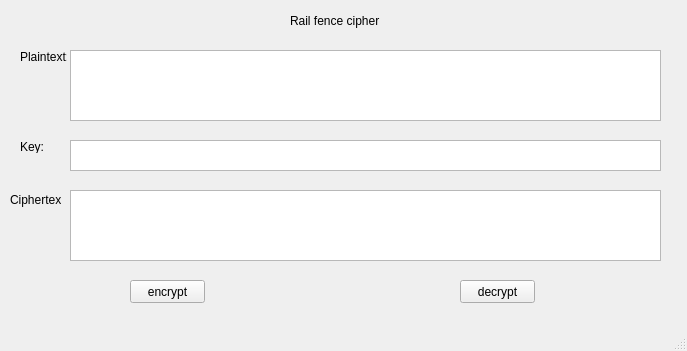
The window that LAB_03/ui/railfence.ui (Katsuo-noob/bmttnc-hutech-2380605509) describes before a commit, drawn with Qt 5.
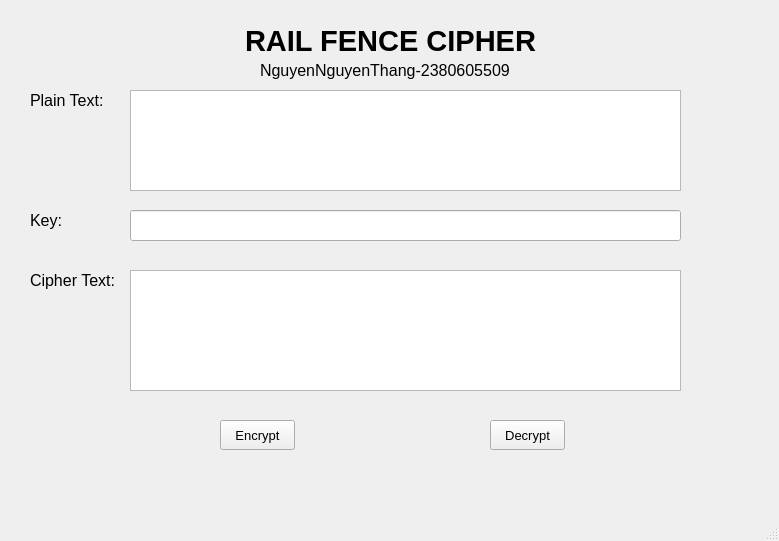
The same window after the commit.

Patch:
```diff
--- a/LAB_03/ui/railfence.ui
+++ b/LAB_03/ui/railfence.ui
@@ -6,23 +6,74 @@
    <rect>
     <x>0</x>
     <y>0</y>
-    <width>687</width>
-    <height>351</height>
+    <width>779</width>
+    <height>541</height>
    </rect>
   </property>
+  <property name="font">
+   <font>
+    <pointsize>10</pointsize>
+   </font>
+  </property>
   <property name="windowTitle">
    <string>MainWindow</string>
   </property>
   <widget class="QWidget" name="centralwidget">
+   <widget class="QLabel" name="label">
+    <property name="geometry">
+     <rect>
+      <x>230</x>
+      <y>20</y>
+      <width>321</width>
+      <height>41</height>
+     </rect>
+    </property>
+    <property name="font">
+     <font>
+      <pointsize>22</pointsize>
+      <weight>75</weight>
+      <bold>true</bold>
+     </font>
+    </property>
+    <property name="text">
+     <string>RAIL FENCE CIPHER</string>
+    </property>
+    <property name="alignment">
+     <set>Qt::AlignCenter</set>
+    </property>
+   </widget>
+   <widget class="QLabel" name="label_2">
+    <property name="geometry">
+     <rect>
+      <x>30</x>
+      <y>90</y>
+      <width>81</width>
+      <height>21</height>
+     </rect>
+    </property>
+    <property name="font">
+     <font>
+      <pointsize>12</pointsize>
+     </font>
+    </property>
+    <property name="text">
+     <string>Plain Text:</string>
+    </property>
+   </widget>
    <widget class="QLabel" name="label_3">
     <property name="geometry">
      <rect>
-      <x>20</x>
-      <y>140</y>
-      <width>47</width>
-      <height>13</height>
+      <x>30</x>
+      <y>210</y>
+      <width>41</width>
+      <height>21</height>
      </rect>
     </property>
+    <property name="font">
+     <font>
+      <pointsize>12</pointsize>
+     </font>
+    </property>
     <property name="text">
      <string>Key:</string>
     </property>
@@ -30,96 +81,93 @@
    <widget class="QLabel" name="label_2">
     <property name="geometry">
      <rect>
-      <x>20</x>
-      <y>50</y>
-      <width>47</width>
-      <height>13</height>
+      <x>30</x>
+      <y>270</y>
+      <width>91</width>
+      <height>21</height>
      </rect>
     </property>
+    <property name="font">
+     <font>
+      <pointsize>12</pointsize>
+     </font>
+    </property>
     <property name="text">
-     <string>Plaintext:</string>
+     <string>Cipher Text:</string>
     </property>
    </widget>
-   <widget class="QPlainTextEdit" name="key_txt">
+   <widget class="QTextEdit" name="txt_plain_text">
     <property name="geometry">
      <rect>
-      <x>70</x>
-      <y>140</y>
-      <width>591</width>
+      <x>130</x>
+      <y>90</y>
+      <width>551</width>
+      <height>101</height>
+     </rect>
+    </property>
+   </widget>
+   <widget class="QTextEdit" name="txt_cipher_text">
+    <property name="geometry">
+     <rect>
+      <x>130</x>
+      <y>270</y>
+      <width>551</width>
+      <height>121</height>
+     </rect>
+    </property>
+   </widget>
+   <widget class="QLineEdit" name="txt_key">
+    <property name="geometry">
+     <rect>
+      <x>130</x>
+      <y>210</y>
+      <width>551</width>
       <height>31</height>
      </rect>
     </property>
    </widget>
+   <widget class="QPushButton" name="btn_encrypt">
+    <property name="geometry">
+     <rect>
+      <x>220</x>
+      <y>420</y>
+      <width>75</width>
+      <height>30</height>
+     </rect>
+    </property>
+    <property name="text">
+     <string>Encrypt</string>
+    </property>
+   </widget>
    <widget class="QPushButton" name="btn_decrypt">
     <property name="geometry">
      <rect>
-      <x>460</x>
-      <y>280</y>
+      <x>490</x>
+      <y>420</y>
       <width>75</width>
-      <height>23</height>
+      <height>30</height>
      </rect>
     </property>
     <property name="text">
-     <string>decrypt</string>
+     <string>Decrypt</string>
     </property>
    </widget>
-   <widget class="QPlainTextEdit" name="ciphertext_txt">
+   <widget class="QLabel" name="label_5">
     <property name="geometry">
      <rect>
-      <x>70</x>
-      <y>190</y>
-      <width>591</width>
-      <height>71</height>
-     </rect>
-    </property>
-   </widget>
-   <widget class="QLabel" name="label">
-    <property name="geometry">
-     <rect>
-      <x>290</x>
-      <y>0</y>
-      <width>171</width>
-      <height>41</height>
-     </rect>
-    </property>
-    <property name="text">
-     <string>Rail fence cipher</string>
-    </property>
-   </widget>
-   <widget class="QPlainTextEdit" name="plaintext_txt">
-    <property name="geometry">
-     <rect>
-      <x>70</x>
-      <y>50</y>
-      <width>591</width>
-      <height>71</height>
-     </rect>
-    </property>
-   </widget>
-   <widget class="QLabel" name="label_4">
-    <property name="geometry">
-     <rect>
-      <x>10</x>
-      <y>190</y>
-      <width>51</width>
+      <x>260</x>
+      <y>60</y>
+      <width>271</width>
       <height>20</height>
      </rect>
     </property>
-    <property name="text">
-     <string>Ciphertext:</string>
+    <property name="font">
+     <font>
+      <pointsize>12</pointsize>
+     </font>
     </property>
-   </widget>
-   <widget class="QPushButton" name="btn_encrypt">
-    <property name="geometry">
-     <rect>
-      <x>130</x>
-      <y>280</y>
-      <width>75</width>
-      <height>23</height>
-     </rect>
-    </property>
     <property name="text">
-     <string>encrypt</string>
+     <string>NguyenNguyenThang-2380605509</string>
     </property>
    </widget>
   </widget>
```
Left out of the diff: 8 changed lines with no effect on the pictures.
